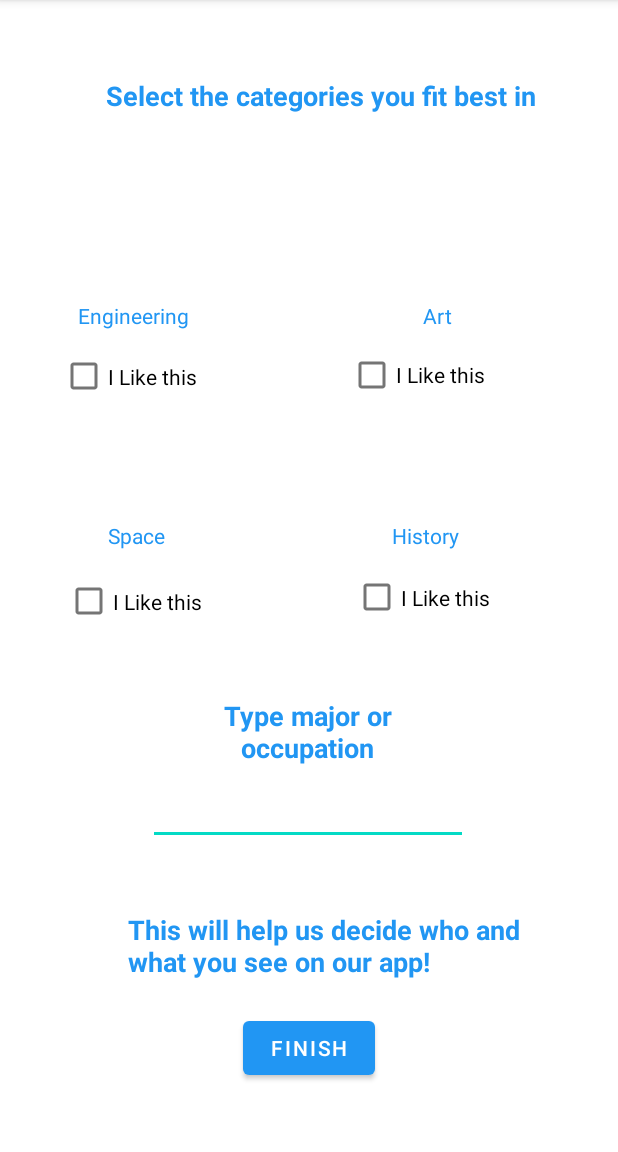
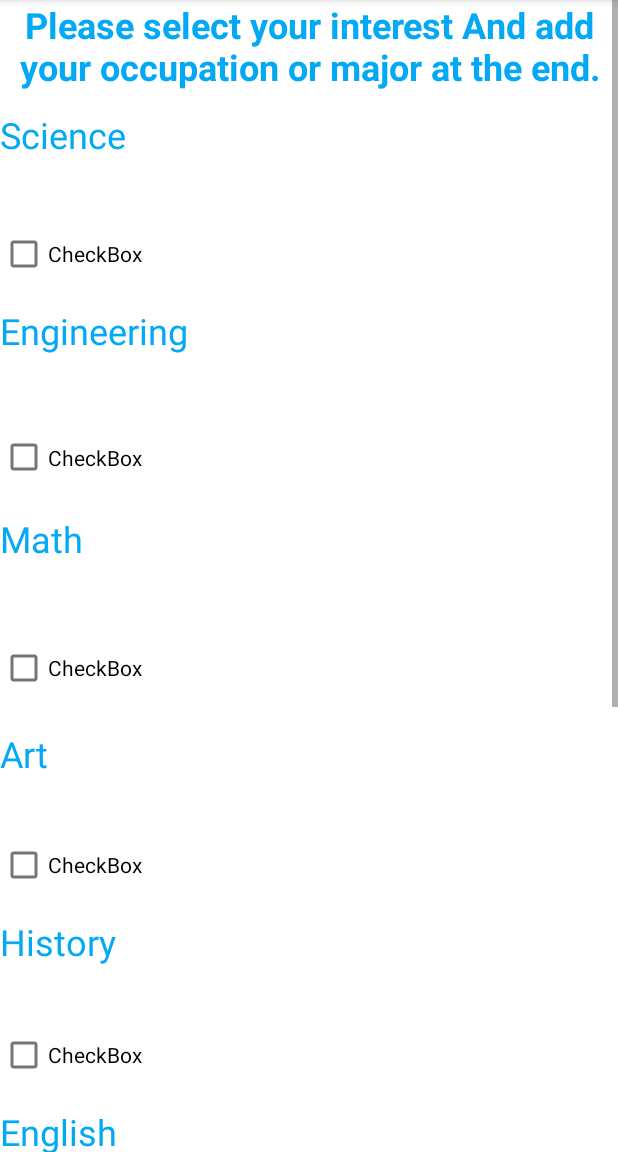
Before and after one commit to DariusRobertson/Network, an Android app: the Category screen opened directly, with no data from a screen before it, on a phone screen of 412 x 824 dp, the part 84-1236 px from its top. Run offline under Robolectric (Android 15) with nearby library versions, the phone set to English and light mode, and no system bars; our stand-ins replace Firebase (no records; nobody signed in at launch, a user with empty details on screens opened directly).

Commit message:
Changed category screen to scroll view. Will need to update the category.java again

```diff
--- a/app/src/main/java/com/example/socialnetwork/Category.java
+++ b/app/src/main/java/com/example/socialnetwork/Category.java
@@ -32,37 +32,7 @@ public class Category extends AppCompatActivity {
     protected void onCreate(Bundle savedInstanceState) {
         super.onCreate(savedInstanceState);
         setContentView(R.layout.activity_category);
-        engineeringCheckBox = findViewById(R.id.checkBox3);
-        artCheckBox = findViewById(R.id.checkBox4);
-        spaceCheckbox = findViewById(R.id.checkBox5);
-        historyCheckBox = findViewById(R.id.checkBox6);
-        finish = findViewById(R.id.Finish);
-        occupation = findViewById(R.id.textView9);
 
-        finish.setOnClickListener(new View.OnClickListener() {
-            @Override
-            public void onClick(View view) {
-                if (isClickedItem(engineeringCheckBox) && isClickedItem(spaceCheckbox)
-                && !isClickedItem(artCheckBox) && !isClickedItem(historyCheckBox)){
-                    stemCount += 10;
-                    artsyCount--;
-                    humanitiesCount--;
-                }else if (!isClickedItem(engineeringCheckBox) && isClickedItem(spaceCheckbox)
-                        && !isClickedItem(artCheckBox) && !isClickedItem(historyCheckBox)){
-                    stemCount += 5;
-                    humanitiesCount++;
-                    artsyCount++;
-                }else if (!isClickedItem(engineeringCheckBox) && !isClickedItem(spaceCheckbox)
-                        && isClickedItem(artCheckBox) && isClickedItem(historyCheckBox)){
-                    humanitiesCount += 5;
-                    artsyCount += 5;
-                    stemCount--;
-                }
-                Toast.makeText(Category.this, "Profile Created", Toast.LENGTH_SHORT).show();
-                startActivity(new Intent(Category.this,MainActivity.class));
-
-            }
-        });
     }
 
 
--- a/app/src/main/res/layout/activity_category.xml
+++ b/app/src/main/res/layout/activity_category.xml
@@ -6,181 +6,179 @@
     android:layout_height="match_parent"
     tools:context=".Category">
 
-    <TextView
-        android:id="@+id/textView3"
-        android:layout_width="291dp"
-        android:layout_height="42dp"
-        android:text="@string/select_the_categories_you_fit_best_in"
-        android:textAlignment="center"
-        android:textColor="#2196F3"
-        android:textSize="18sp"
-        android:textStyle="bold"
-        app:layout_constraintBottom_toBottomOf="parent"
-        app:layout_constraintEnd_toEndOf="parent"
-        app:layout_constraintHorizontal_bias="0.566"
-        app:layout_constraintStart_toStartOf="parent"
-        app:layout_constraintTop_toTopOf="parent"
-        app:layout_constraintVertical_bias="0.071" />
+    <LinearLayout
+        android:layout_width="match_parent"
+        android:layout_height="match_parent"
+        android:orientation="horizontal"
+        tools:layout_editor_absoluteX="173dp"
+        tools:layout_editor_absoluteY="244dp">
 
-    <TextView
-        android:id="@+id/textView4"
-        android:layout_width="274dp"
-        android:layout_height="51dp"
-        android:text="@string/this_will_help_us_decide_who_and_what_you_see_on_our_app"
-        android:textAlignment="textStart"
-        android:textColor="#2196F3"
-        android:textSize="18sp"
-        android:textStyle="bold"
-        app:layout_constraintBottom_toBottomOf="parent"
-        app:layout_constraintEnd_toEndOf="parent"
-        app:layout_constraintHorizontal_bias="0.62"
-        app:layout_constraintStart_toStartOf="parent"
-        app:layout_constraintTop_toTopOf="parent"
-        app:layout_constraintVertical_bias="0.847" />
+        <ScrollView
+            android:layout_width="match_parent"
+            android:layout_height="match_parent">
 
-    <Button
-        android:id="@+id/Finish"
-        android:layout_width="wrap_content"
-        android:layout_height="wrap_content"
-        android:text="@string/finish"
-        app:backgroundTint="#2196F3"
-        app:layout_constraintBottom_toBottomOf="parent"
-        app:layout_constraintEnd_toEndOf="parent"
-        app:layout_constraintStart_toStartOf="parent"
-        app:layout_constraintTop_toTopOf="parent"
-        app:layout_constraintVertical_bias="0.937" />
+            <LinearLayout
+                android:layout_width="match_parent"
+                android:layout_height="wrap_content"
+                android:orientation="vertical">
 
-    <CheckBox
-        android:id="@+id/checkBox3"
-        android:layout_width="111dp"
-        android:layout_height="54dp"
-        android:text="@string/i_like_this"
-        app:layout_constraintBottom_toBottomOf="parent"
-        app:layout_constraintEnd_toEndOf="parent"
-        app:layout_constraintHorizontal_bias="0.132"
-        app:layout_constraintStart_toStartOf="parent"
-        app:layout_constraintTop_toTopOf="parent"
-        app:layout_constraintVertical_bias="0.314" />
+                <TextView
+                    android:id="@+id/textView19"
+                    android:layout_width="match_parent"
+                    android:layout_height="73dp"
+                    android:text="Please select your interest And add your occupation or major at the end."
+                    android:textAlignment="center"
+                    android:textColor="#03A9F4"
+                    android:textSize="24sp"
+                    android:textStyle="bold" />
 
-    <CheckBox
-        android:id="@+id/checkBox4"
-        android:layout_width="128dp"
-        android:layout_height="57dp"
-        android:text="@string/i_like_this"
-        app:layout_constraintBottom_toBottomOf="parent"
-        app:layout_constraintEnd_toEndOf="parent"
-        app:layout_constraintHorizontal_bias="0.816"
-        app:layout_constraintStart_toStartOf="parent"
-        app:layout_constraintTop_toTopOf="parent"
-        app:layout_constraintVertical_bias="0.311" />
+                <TextView
+                    android:id="@+id/textView20"
+                    android:layout_width="match_parent"
+                    android:layout_height="61dp"
+                    android:text="Science "
+                    android:textAlignment="viewStart"
+                    android:textColor="#03A9F4"
+                    android:textSize="24sp" />
 
-    <CheckBox
-        android:id="@+id/checkBox5"
-        android:layout_width="119dp"
-        android:layout_height="54dp"
-        android:text="@string/i_like_this"
-        app:layout_constraintBottom_toBottomOf="parent"
-        app:layout_constraintEnd_toEndOf="parent"
-        app:layout_constraintHorizontal_bias="0.147"
-        app:layout_constraintStart_toStartOf="parent"
-        app:layout_constraintTop_toTopOf="parent"
-        app:layout_constraintVertical_bias="0.524" />
+                <CheckBox
+                    android:id="@+id/checkBox7"
+                    android:layout_width="match_parent"
+                    android:layout_height="69dp"
+                    android:text="CheckBox"
+                    android:textAlignment="viewStart" />
 
-    <CheckBox
-        android:id="@+id/checkBox6"
-        android:layout_width="97dp"
-        android:layout_height="59dp"
-        android:text="@string/i_like_this"
-        app:layout_constraintBottom_toBottomOf="parent"
-        app:layout_constraintEnd_toEndOf="parent"
-        app:layout_constraintHorizontal_bias="0.748"
-        app:layout_constraintStart_toStartOf="parent"
-        app:layout_constraintTop_toTopOf="parent"
-        app:layout_constraintVertical_bias="0.52" />
+                <TextView
+                    android:id="@+id/textView11"
+                    android:layout_width="match_parent"
+                    android:layout_height="63dp"
+                    android:text="@string/engineering"
+                    android:textColor="#03A9F4"
+                    android:textSize="24sp" />
 
-    <TextView
-        android:id="@+id/EngineeringTexView"
-        android:layout_width="wrap_content"
-        android:layout_height="wrap_content"
-        android:text="@string/engineering"
-        android:textAlignment="center"
-        android:textColor="#2196F3"
-        app:layout_constraintBottom_toBottomOf="parent"
-        app:layout_constraintEnd_toEndOf="parent"
-        app:layout_constraintHorizontal_bias="0.154"
-        app:layout_constraintStart_toStartOf="parent"
-        app:layout_constraintTop_toTopOf="parent"
-        app:layout_constraintVertical_bias="0.268" />
+                <CheckBox
+                    android:id="@+id/checkBox8"
+                    android:layout_width="match_parent"
+                    android:layout_height="75dp"
+                    android:text="CheckBox" />
 
-    <TextView
-        android:id="@+id/ArtTextView"
-        android:layout_width="wrap_content"
-        android:layout_height="wrap_content"
-        android:text="@string/art"
-        android:textColor="#2196F3"
-        app:layout_constraintBottom_toBottomOf="parent"
-        app:layout_constraintEnd_toEndOf="parent"
-        app:layout_constraintHorizontal_bias="0.719"
-        app:layout_constraintStart_toStartOf="parent"
-        app:layout_constraintTop_toTopOf="parent"
-        app:layout_constraintVertical_bias="0.268" />
+                <TextView
+                    android:id="@+id/textView21"
+                    android:layout_width="match_parent"
+                    android:layout_height="62dp"
+                    android:text="Math"
+                    android:textColor="#03A9F4"
+                    android:textSize="24sp" />
 
-    <TextView
-        android:id="@+id/textView7"
-        android:layout_width="wrap_content"
-        android:layout_height="wrap_content"
-        android:text="Space"
-        android:textAlignment="center"
-        android:textColor="#2196F3"
-        app:layout_constraintBottom_toBottomOf="parent"
-        app:layout_constraintEnd_toEndOf="parent"
-        app:layout_constraintHorizontal_bias="0.192"
-        app:layout_constraintStart_toStartOf="parent"
-        app:layout_constraintTop_toTopOf="parent"
-        app:layout_constraintVertical_bias="0.464" />
+                <CheckBox
+                    android:id="@+id/checkBox2"
+                    android:layout_width="match_parent"
+                    android:layout_height="81dp"
+                    android:text="CheckBox" />
 
-    <TextView
-        android:id="@+id/textView8"
-        android:layout_width="wrap_content"
-        android:layout_height="wrap_content"
-        android:text="@string/history"
-        android:textColor="#2196F3"
-        app:layout_constraintBottom_toBottomOf="parent"
-        app:layout_constraintEnd_toEndOf="parent"
-        app:layout_constraintHorizontal_bias="0.711"
-        app:layout_constraintStart_toStartOf="parent"
-        app:layout_constraintTop_toTopOf="parent"
-        app:layout_constraintVertical_bias="0.464" />
+                <TextView
+                    android:id="@+id/textView10"
+                    android:layout_width="match_parent"
+                    android:layout_height="56dp"
+                    android:text="@string/art"
+                    android:textColor="#03A9F4"
+                    android:textSize="24sp" />
 
-    <TextView
-        android:id="@+id/textView9"
-        android:layout_width="166dp"
-        android:layout_height="51dp"
-        android:text="Type major or occupation"
-        android:textAlignment="center"
-        android:textColor="#2196F3"
-        android:textSize="18sp"
-        android:textStyle="bold"
-        app:layout_constraintBottom_toBottomOf="parent"
-        app:layout_constraintEnd_toEndOf="parent"
-        app:layout_constraintHorizontal_bias="0.497"
-        app:layout_constraintStart_toStartOf="parent"
-        app:layout_constraintTop_toTopOf="parent"
-        app:layout_constraintVertical_bias="0.648" />
+                <CheckBox
+                    android:id="@+id/checkBox"
+                    android:layout_width="match_parent"
+                    android:layout_height="69dp"
+                    android:text="CheckBox" />
 
-    <EditText
-        android:id="@+id/OccupationOrMajor"
-        android:layout_width="wrap_content"
-        android:layout_height="wrap_content"
-        android:ems="10"
-        android:hint="@string/please_type_here"
-        android:inputType="textPersonName"
-        android:textAlignment="center"
-        app:layout_constraintBottom_toBottomOf="parent"
-        app:layout_constraintEnd_toEndOf="parent"
-        app:layout_constraintHorizontal_bias="0.497"
-        app:layout_constraintStart_toStartOf="parent"
-        app:layout_constraintTop_toTopOf="parent"
-        app:layout_constraintVertical_bias="0.717" />
+                <TextView
+                    android:id="@+id/textView9"
+                    android:layout_width="match_parent"
+                    android:layout_height="57dp"
+                    android:text="@string/history"
+                    android:textColor="#03A9F4"
+                    android:textSize="24sp" />
+
+                <CheckBox
+                    android:id="@+id/checkBox3"
+                    android:layout_width="match_parent"
+                    android:layout_height="69dp"
+                    android:text="CheckBox" />
+
+                <TextView
+                    android:id="@+id/textView8"
+                    android:layout_width="match_parent"
+                    android:layout_height="63dp"
+                    android:text="English"
+                    android:textColor="#03A9F4"
+                    android:textSize="24sp" />
+
+                <CheckBox
+                    android:id="@+id/checkBox4"
+                    android:layout_width="match_parent"
+                    android:layout_height="69dp"
+                    android:text="CheckBox" />
+
+                <TextView
+                    android:id="@+id/textView7"
+                    android:layout_width="match_parent"
+                    android:layout_height="56dp"
+                    android:text="Dancing"
+                    android:textColor="#03A9F4"
+                    android:textSize="24sp" />
+
+                <CheckBox
+                    android:id="@+id/checkBox5"
+                    android:layout_width="match_parent"
+                    android:layout_height="79dp"
+                    android:text="CheckBox" />
+
+                <TextView
+                    android:id="@+id/textView6"
+                    android:layout_width="match_parent"
+                    android:layout_height="57dp"
+                    android:text="Singing "
+                    android:textColor="#03A9F4"
+                    android:textSize="24sp" />
+
+                <CheckBox
+                    android:id="@+id/checkBox6"
+                    android:layout_width="match_parent"
+                    android:layout_height="wrap_content"
+                    android:text="CheckBox" />
+
+                <EditText
+                    android:id="@+id/editTextTextPersonName"
+                    android:layout_width="match_parent"
+                    android:layout_height="wrap_content"
+                    android:ems="10"
+                    android:hint="Add Occupation"
+                    android:inputType="textPersonName"
+                    android:textAlignment="center"
+                    android:textAllCaps="false"
+                    android:textSize="18sp" />
+
+                <TextView
+                    android:id="@+id/textView4"
+                    android:layout_width="match_parent"
+                    android:layout_height="wrap_content"
+                    android:text="@string/this_will_help_us_decide_who_and_what_you_see_on_our_app"
+                    android:textAlignment="textStart"
+                    android:textColor="#2196F3"
+                    android:textSize="18sp"
+                    android:textStyle="bold" />
+
+                <Button
+                    android:id="@+id/Finish"
+                    android:layout_width="match_parent"
+                    android:layout_height="wrap_content"
+                    android:hapticFeedbackEnabled="false"
+                    android:isScrollContainer="true"
+                    android:text="@string/finish"
+                    android:textAlignment="center"
+                    app:backgroundTint="#2196F3" />
+            </LinearLayout>
+        </ScrollView>
+
+    </LinearLayout>
 
 </androidx.constraintlayout.widget.ConstraintLayout>
```
